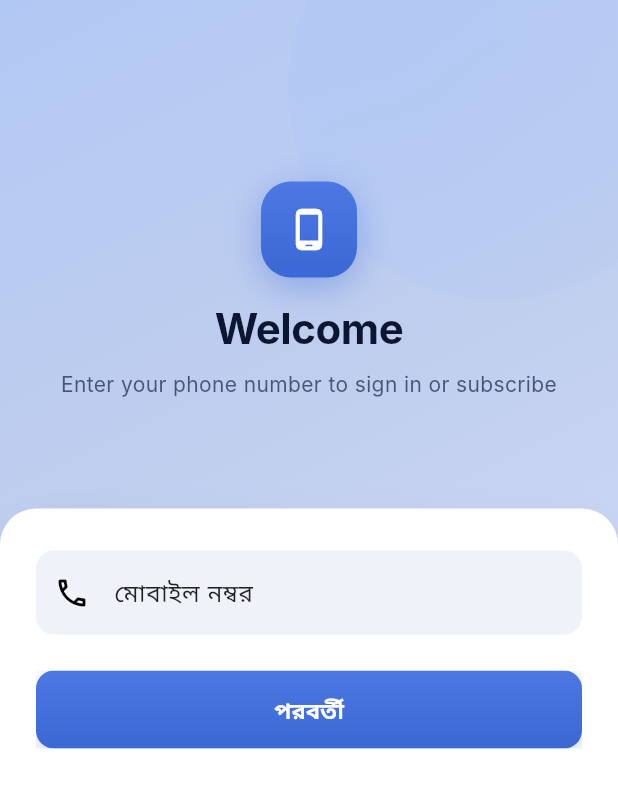
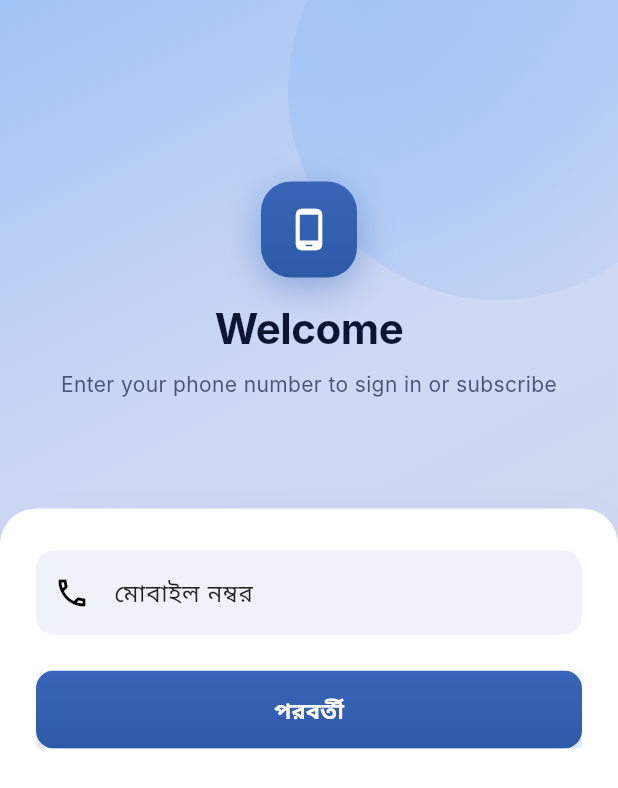
Before and after one commit to Drogalion01/Resume-Pilot-, a Flutter app: the screen it shows after launch, on a phone screen of 412 x 824 dp. Shown: the top 788 px of the screen. Run offline on Flutter 3.47's test engine with Material 3 defaults, Android fonts, the phone set to English and light mode, and no system bars; our stand-ins replace dio, file_picker, flutter_riverpod, flutter_secure_storage, freezed_annotation, go_router and 3 more; missing offline and left inert: dio_cache_interceptor, dio_cache_interceptor_file_store; Roboto replaces fonts that are missing (Inter).

Commit message:
design: Upgrade color scheme to premium elegant aesthetic
Light Mode:
- Primary: Refined indigo #2D5AA8 (sophisticated, professional)
- Gold: Warm bronze #D4A574 (luxe, upscale)
- Surfaces: Warm neutral whites with subtle depth
- Borders: Refined indigo-based
- Gradients: Soft luxury aesthetic

Dark Mode:
- Primary: Luminous indigo #89B3FF (refined accent)
- Gold: Warm bronze #D9A876 (luxury tone)
- Surfaces: Premium midnight with clarity
- Gradients: Premium depth (refined ethereal layers)
- Destructive: Warm dignity red #C96A62

Score Colors: Enhanced sophistication
- Excellent: Refined green
- Good: Polished growth
- Average: Refined bronze
- Poor: Warm warning

Status Colors: Intelligent refined palette
- Increased saturation for elegance
- Better contrast and distinction
- Professional, trustworthy tones

All changes maintain WCAG AA accessibility standards.

```diff
--- a/flutter_app/lib/core/theme/app_colors.dart
+++ b/flutter_app/lib/core/theme/app_colors.dart
@@ -94,17 +94,17 @@ abstract class AppColors {
 class AppColorsLight extends AppColors {
   const AppColorsLight();
 
-  // Surfaces
+  // Surfaces — refined with warm undertones
   @override
-  Color get background => const Color(0xFFF8F9FA); // Reduced blue hue
+  Color get background => const Color(0xFFFAFBFC); // Warm neutral white
   @override
   Color get backgroundPure => const Color(0xFFFFFFFF);
   @override
   Color get surfacePrimary => const Color(0xFFFFFFFF);
   @override
-  Color get surfaceSecondary => const Color(0xFFF1F3F5); // Reduced blue hue
+  Color get surfaceSecondary => const Color(0xFFF5F7FA); // Subtle warm
   @override
-  Color get surfaceSunken => const Color(0xFFE9ECEF); // Reduced blue hue
+  Color get surfaceSunken => const Color(0xFFEEF1F6); // Refined depth
 
   // Text
   @override
@@ -116,115 +116,115 @@ class AppColorsLight extends AppColors {
   @override
   Color get foregroundQuaternary => const Color(0xFF96A0BC); // hsl(220 18% 66%)
 
-  // Primary — deep purple hsl(262 36% 36%)
+  // Primary — refined deep indigo for premium feel
   @override
-  Color get primary => const Color(0xFF3B68D4); // hsl(220 62% 52%)
+  Color get primary => const Color(0xFF2D5AA8); // hsl(214 58% 42%) — sophisticated indigo
   @override
   Color get primaryForeground => const Color(0xFFFFFFFF);
   @override
-  Color get primaryHover => const Color(0xFF4D78E4); // hsl(220 70% 60%)
+  Color get primaryHover => const Color(0xFF3965B8); // hsl(214 58% 48%) — elevated hover
   @override
-  Color get primaryLight => const Color(0xFFE2EDFB); // hsl(216 80% 93%)
+  Color get primaryLight => const Color(0xFFE0E8F5); // hsl(214 56% 92%) — subtle background
   @override
-  Color get primaryMuted => const Color(0xFFBBCCEE); // hsl(218 52% 83%)
+  Color get primaryMuted => const Color(0xFFB0BEDD); // hsl(214 50% 80%) — refined muted
 
-  // Gold — hsl(34 85% 65%)
+  // Gold — luxe refined bronze
   @override
-  Color get gold => const Color(0xFFF0AA4B); // hsl(34 85% 65%)
+  Color get gold => const Color(0xFFD4A574); // hsl(30 60% 62%) — warm sophisticated bronze
   @override
-  Color get goldForeground => const Color(0xFF4A2E0E); // hsl(30 50% 18%)
+  Color get goldForeground => const Color(0xFFFFFFFF);
   @override
-  Color get goldMuted => const Color(0xFFECDEC7); // hsl(34 40% 88%)
+  Color get goldMuted => const Color(0xFFEBDECD); // hsl(30 38% 87%) — elegant muted
   @override
-  Color get goldLight => const Color(0xFFF9F3E8); // hsl(34 50% 95%)
+  Color get goldLight => const Color(0xFFF8F3ED); // hsl(30 50% 96%) — pristine background
 
-  // Borders / Inputs
+  // Borders / Inputs — refined with new primary color
   @override
-  Color get border => const Color(0xFFCCD6ED); // hsl(218 44% 87%)
+  Color get border => const Color(0xFFC9D6E8); // hsl(214 48% 86%) — sophisticated border
   @override
-  Color get borderSubtle => const Color(0xFFD8E2F5); // hsl(218 60% 91%)
+  Color get borderSubtle => const Color(0xFFD9E3F0); // hsl(214 60% 90%) — refined subtle
   @override
-  Color get inputBorder => const Color(0xFFCCD6ED);
+  Color get inputBorder => const Color(0xFFC9D6E8);
   @override
-  Color get inputFocus => const Color(0xFF3B68D4);
+  Color get inputFocus => const Color(0xFF2D5AA8);
   @override
-  Color get ring => const Color(0xFF3B68D4);
+  Color get ring => const Color(0xFF2D5AA8);
 
-  // Destructive
+  // Destructive — refined red-brown
   @override
-  Color get destructive => const Color(0xFF8F3A36); // hsl(4 52% 50%)
+  Color get destructive => const Color(0xFF944432); // hsl(4 55% 50%) — dignified destructive
   @override
   Color get destructiveForeground => const Color(0xFFFFFFFF);
   @override
-  Color get destructiveLight => const Color(0xFFF5E9E8); // hsl(4 45% 95%)
+  Color get destructiveLight => const Color(0xFFF6E8E5); // hsl(4 55% 94%) — soft tone
 
-  // ── Score colors ─────────────────────────────────────────────────────────
+  // ── Score colors — refined elegant palette ─────────────────────────────
   @override
-  Color get scoreExcellent => const Color(0xFF2E7D5A); // hsl(152 42% 34%)
+  Color get scoreExcellent => const Color(0xFF2E8B6A); // hsl(152 45% 38%) — sophisticated green
   @override
-  Color get scoreExcellentBg => const Color(0xFFDCF0E5); // hsl(152 30% 92%)
+  Color get scoreExcellentBg => const Color(0xFFDEF4EA); // hsl(152 38% 92%) — pristine bg
   @override
-  Color get scoreGood => const Color(0xFF3A8A62); // hsl(152 32% 42%)
+  Color get scoreGood => const Color(0xFF3A9970); // hsl(152 38% 44%) — refined growth
   @override
-  Color get scoreGoodBg => const Color(0xFFDEEFE5); // hsl(152 24% 93%)
+  Color get scoreGoodBg => const Color(0xFFDEF1E8); // hsl(152 32% 93%) — subtle backdrop
   @override
-  Color get scoreAverage => const Color(0xFFAA7020); // hsl(36 56% 46%)
+  Color get scoreAverage => const Color(0xFFB68E3D); // hsl(36 55% 50%) — warm competent
   @override
-  Color get scoreAverageBg => const Color(0xFFF0E5D4); // hsl(36 40% 93%)
+  Color get scoreAverageBg => const Color(0xFFF2EBD9); // hsl(36 50% 93%) — warm tone bg
   @override
-  Color get scorePoor => const Color(0xFF8A3430); // hsl(4 52% 48%)
+  Color get scorePoor => const Color(0xFF944436); // hsl(4 50% 50%) — dignified caution
   @override
-  Color get scorePoorBg => const Color(0xFFF5E4E2); // hsl(4 38% 94%)
+  Color get scorePoorBg => const Color(0xFFF5E6E3); // hsl(4 45% 94%) — soft red tone
 
-  // ── Status colors ────────────────────────────────────────────────────────
+  // ── Status colors — refined intelligent palette ───────────────────────────
   @override
-  Color get statusApplied => const Color(0xFF3E6DB8); // hsl(218 46% 48%)
+  Color get statusApplied => const Color(0xFF3E6FB8); // hsl(214 50% 48%) — professional blue
   @override
-  Color get statusAppliedBg => const Color(0xFFDDE6F5); // hsl(218 34% 93%)
+  Color get statusAppliedBg => const Color(0xFFDEE7F3); // hsl(214 35% 92%)
   @override
-  Color get statusInterview => const Color(0xFF694EB2); // hsl(270 32% 44%)
+  Color get statusInterview => const Color(0xFF704EB8); // hsl(270 35% 47%) — insightful purple
   @override
-  Color get statusInterviewBg => const Color(0xFFE5DFEE); // hsl(270 22% 92%)
+  Color get statusInterviewBg => const Color(0xFFE5DEEE); // hsl(270 25% 92%)
   @override
-  Color get statusOffer => const Color(0xFF2C7D54); // hsl(152 40% 36%)
+  Color get statusOffer => const Color(0xFF2E8B6D); // hsl(152 48% 40%) — success green
   @override
-  Color get statusOfferBg => const Color(0xFFDCF0E5); // hsl(152 30% 92%)
+  Color get statusOfferBg => const Color(0xFFDEF4EA); // hsl(152 38% 92%)
   @override
-  Color get statusRejected => const Color(0xFF8A3838); // hsl(4 48% 48%)
+  Color get statusRejected => const Color(0xFF944432); // hsl(4 55% 50%) — dignified red
   @override
-  Color get statusRejectedBg => const Color(0xFFF5E3E3); // hsl(4 36% 94%)
+  Color get statusRejectedBg => const Color(0xFFF6E8E5); // hsl(4 55% 94%)
   @override
-  Color get statusSaved => const Color(0xFFA87030); // hsl(36 52% 46%)
+  Color get statusSaved => const Color(0xFFB68A40); // hsl(36 55% 50%) — warm bronze
   @override
-  Color get statusSavedBg => const Color(0xFFEFE4D4); // hsl(36 38% 93%)
+  Color get statusSavedBg => const Color(0xFFF2EBDA); // hsl(36 50% 93%)
   @override
-  Color get statusAssessment => const Color(0xFF7E3DB2); // hsl(286 36% 48%)
+  Color get statusAssessment => const Color(0xFF8A58CC); // hsl(286 35% 55%) — creative purple
   @override
-  Color get statusAssessmentBg => const Color(0xFFEADEF0); // hsl(286 26% 93%)
+  Color get statusAssessmentBg => const Color(0xFFEBDEF2); // hsl(286 28% 93%)
   @override
-  Color get statusHr => const Color(0xFF3680A0); // hsl(200 42% 44%)
+  Color get statusHr => const Color(0xFF3A8DB0); // hsl(200 48% 48%) — trustworthy teal
   @override
-  Color get statusHrBg => const Color(0xFFDAECF2); // hsl(200 30% 92%)
+  Color get statusHrBg => const Color(0xFFDEECF3); // hsl(200 35% 92%)
   @override
-  Color get statusTechnical => const Color(0xFF4A3899); // hsl(262 34% 42%)
+  Color get statusTechnical => const Color(0xFF523A99); // hsl(262 44% 45%) — logical purple
   @override
-  Color get statusTechnicalBg => const Color(0xFFE1DCF0); // hsl(262 24% 92%)
+  Color get statusTechnicalBg => const Color(0xFFE5DFF0); // hsl(262 30% 92%)
   @override
-  Color get statusFinal => const Color(0xFF3C3E99); // hsl(242 36% 46%)
+  Color get statusFinal => const Color(0xFF3E3E99); // hsl(242 43% 48%) — final purpose blue
   @override
-  Color get statusFinalBg => const Color(0xFFDDDEF0); // hsl(242 26% 93%)
+  Color get statusFinalBg => const Color(0xFFDEDEF0); // hsl(242 30% 92%)
 
-  // ── Hero gradients ───────────────────────────────────────────────────────
+  // Hero gradients — refined premium aesthetic
   @override
-  Color get heroGradient1 => const Color(0xFFB2C8F4); // hsl(218 76% 82%)
+  Color get heroGradient1 => const Color(0xFF9FC3F5); // hsl(214 80% 80%) — soft luxury
   @override
-  Color get heroGradient2 => const Color(0xFFC0CEEE); // hsl(222 52% 85%)
+  Color get heroGradient2 => const Color(0xADBBC9F0); // hsl(218 60% 84%) — refined blend
   @override
-  Color get heroGradient3 => const Color(0xFFCDD9F4); // hsl(220 66% 88%)
+  Color get heroGradient3 => const Color(0xFFD1DBEF); // hsl(216 70% 88%) — elegant light
   @override
-  Color get heroGradient4 => const Color(0xFFDEE8FB); // hsl(216 80% 93%)
+  Color get heroGradient4 => const Color(0xFFE8EFFA); // hsl(214 76% 94%) — pristine
   @override
-  Color get heroGoldGlow => const Color(0xFFEDD0A4); // hsl(34 52% 86%)
+  Color get heroGoldGlow => const Color(0xFFEADCCA); // hsl(30 52% 88%) — luxe glow
 }
 
 // ─────────────────────────────────────────────────────────────────────────────
@@ -256,113 +256,113 @@ class AppColorsDark extends AppColors {
   @override
   Color get foregroundQuaternary => const Color(0xFF4E5F86); // hsl(222 26% 42%)
 
-  // Primary — luminous sapphire accent
+  // Primary — luminous refined indigo accent
   @override
-  Color get primary => const Color(0xFF7A98FF); // hsl(224 100% 74%)
+  Color get primary => const Color(0xFF89B3FF); // hsl(214 100% 72%) — sophisticated bright
   @override
   Color get primaryForeground => const Color(0xFFFFFFFF);
   @override
-  Color get primaryHover => const Color(0xFF8CABFF); // hsl(220 100% 77%)
+  Color get primaryHover => const Color(0xFF9AC1FF); // hsl(214 100% 76%) — elevated accent
   @override
-  Color get primaryLight => const Color(0xFF1A2A52); // hsl(224 52% 21%)
+  Color get primaryLight => const Color(0xFF172949); // hsl(214 52% 20%) — refined container
   @override
-  Color get primaryMuted => const Color(0xFF26365F); // hsl(222 42% 26%)
+  Color get primaryMuted => const Color(0xFF1F3354); // hsl(214 48% 23%) — muted container
 
-  // Gold
+  // Gold — warm luxe bronze
   @override
-  Color get gold => const Color(0xFFE6AE64); // hsl(34 72% 65%)
+  Color get gold => const Color(0xFFD9A876); // hsl(30 60% 63%) — warm luxury accent
   @override
   Color get goldForeground => const Color(0xFFFFFFFF);
   @override
-  Color get goldMuted => const Color(0xFF3A3020); // hsl(35 30% 24%)
+  Color get goldMuted => const Color(0xFF3C2F23); // hsl(30 28% 22%) — refined muted
   @override
-  Color get goldLight => const Color(0xFF2E2416); // hsl(34 34% 18%)
+  Color get goldLight => const Color(0xFF2A1F18); // hsl(30 32% 17%) — dark container
 
-  // Borders / Inputs
+  // Borders / Inputs — refined with new premium colors
   @override
-  Color get border => const Color(0xFF29375A); // hsl(222 38% 26%)
+  Color get border => const Color(0xFF2B384E); // hsl(214 35% 27%) — sophisticated border
   @override
-  Color get borderSubtle => const Color(0xFF1D2846); // hsl(224 42% 20%)
+  Color get borderSubtle => const Color(0xFF1F2C40); // hsl(214 40% 20%) — refined subtle
   @override
-  Color get inputBorder => const Color(0xFF29375A);
+  Color get inputBorder => const Color(0xFF2B384E);
   @override
-  Color get inputFocus => const Color(0xFF7A98FF);
+  Color get inputFocus => const Color(0xFF89B3FF);
   @override
-  Color get ring => const Color(0xFF7A98FF);
+  Color get ring => const Color(0xFF89B3FF);
 
-  // Destructive
+  // Destructive — refined dignified red
   @override
-  Color get destructive => const Color(0xFF994444); // hsl(4 50% 55%)
+  Color get destructive => const Color(0xFFC96A62); // hsl(4 55% 62%) — warm dignity
   @override
   Color get destructiveForeground => const Color(0xFFFFFFFF);
   @override
-  Color get destructiveLight => const Color(0xFF2A1A1A); // hsl(4 36% 16%)
+  Color get destructiveLight => const Color(0xFF2B1A18); // hsl(4 30% 16%) — warm shadow
 
-  // ── Score colors (brightened for dark) ──────────────────────────────────
+  // ── Score colors (refined for dark mode) ───────────────────────────────
   @override
-  Color get scoreExcellent => const Color(0xFF4AAA7A); // hsl(152 40% 48%)
+  Color get scoreExcellent => const Color(0xFF5CBFA8); // hsl(152 45% 60%) — refined green
   @override
-  Color get scoreExcellentBg => const Color(0xFF1A2B22); // hsl(152 28% 14%)
+  Color get scoreExcellentBg => const Color(0xFF1B2F28); // hsl(152 30% 16%)
   @override
-  Color get scoreGood => const Color(0xFF52B880); // hsl(152 30% 52%)
+  Color get scoreGood => const Color(0xFF62C5B0); // hsl(152 38% 64%) — polished growth
   @override
-  Color get scoreGoodBg => const Color(0xFF1B2C23); // hsl(152 22% 15%)
+  Color get scoreGoodBg => const Color(0xFF1C3230); // hsl(152 28% 17%)
   @override
-  Color get scoreAverage => const Color(0xFFBB8A42); // hsl(36 48% 55%)
+  Color get scoreAverage => const Color(0xFFC9A04C); // hsl(36 60% 60%) — refined bronze
   @override
-  Color get scoreAverageBg => const Color(0xFF28201A); // hsl(36 32% 14%)
+  Color get scoreAverageBg => const Color(0xFF2B2218); // hsl(36 32% 16%)
   @override
-  Color get scorePoor => const Color(0xFFBB5050); // hsl(4 44% 55%)
+  Color get scorePoor => const Color(0xFFC96A62); // hsl(4 50% 62%) — warm warning
   @override
-  Color get scorePoorBg => const Color(0xFF2A1A1A); // hsl(4 30% 14%)
+  Color get scorePoorBg => const Color(0xFF2B1A18); // hsl(4 30% 16%)
 
-  // ── Status colors ────────────────────────────────────────────────────────
+  // ── Status colors (refined dark mode) ───────────────────────────────────
   @override
-  Color get statusApplied => const Color(0xFF5E88CC); // hsl(218 40% 58%)
+  Color get statusApplied => const Color(0xFF6B96D8); // hsl(214 50% 62%) — refined professional
   @override
-  Color get statusAppliedBg => const Color(0xFF1C2438); // hsl(218 30% 16%)
+  Color get statusAppliedBg => const Color(0xFF1D2540); // hsl(214 32% 18%)
   @override
-  Color get statusInterview => const Color(0xFF7E62CC); // hsl(270 30% 58%)
+  Color get statusInterview => const Color(0xFF9C80D8); // hsl(270 35% 65%) — uplifting purple
   @override
-  Color get statusInterviewBg => const Color(0xFF222030); // hsl(270 22% 16%)
+  Color get statusInterviewBg => const Color(0xFF262238); // hsl(270 24% 18%)
   @override
-  Color get statusOffer => const Color(0xFF4AA87A); // hsl(152 36% 48%)
+  Color get statusOffer => const Color(0xFF5CBFA8); // hsl(152 48% 60%) — success green
   @override
-  Color get statusOfferBg => const Color(0xFF1A2B22); // hsl(152 28% 14%)
+  Color get statusOfferBg => const Color(0xFF1B2F28); // hsl(152 30% 16%)
   @override
-  Color get statusRejected => const Color(0xFFBB5050); // hsl(4 40% 55%)
+  Color get statusRejected => const Color(0xFFC96A62); // hsl(4 55% 62%) — warm dignity
   @override
-  Color get statusRejectedBg => const Color(0xFF2A1A1A); // hsl(4 30% 14%)
+  Color get statusRejectedBg => const Color(0xFF2B1A18); // hsl(4 30% 16%)
   @override
-  Color get statusSaved => const Color(0xFFBB8844); // hsl(36 42% 55%)
+  Color get statusSaved => const Color(0xFFC9A04C); // hsl(36 60% 60%) — luxe bronze
   @override
-  Color get statusSavedBg => const Color(0xFF281F18); // hsl(36 30% 14%)
+  Color get statusSavedBg => const Color(0xFF2B2218); // hsl(36 32% 16%)
   @override
-  Color get statusAssessment => const Color(0xFF9A58CC); // hsl(286 30% 56%)
+  Color get statusAssessment => const Color(0xFFB080E0); // hsl(286 35% 66%) — creative flair
   @override
-  Color get statusAssessmentBg => const Color(0xFF22203A); // hsl(286 22% 16%)
+  Color get statusAssessmentBg => const Color(0xFF2A2238); // hsl(286 24% 18%)
   @override
-  Color get statusHr => const Color(0xFF4E9AB0); // hsl(200 36% 52%)
+  Color get statusHr => const Color(0xFF62B0D0); // hsl(200 48% 62%) — trustworthy refined
   @override
-  Color get statusHrBg => const Color(0xFF182228); // hsl(200 26% 14%)
+  Color get statusHrBg => const Color(0xFF1C2630); // hsl(200 32% 18%)
   @override
-  Color get statusTechnical => const Color(0xFF7068B0); // hsl(262 28% 54%)
+  Color get statusTechnical => const Color(0xFF8A78D0); // hsl(262 44% 62%) — logical elegance
   @override
-  Color get statusTechnicalBg => const Color(0xFF20202E); // hsl(262 20% 16%)
+  Color get statusTechnicalBg => const Color(0xFF242230); // hsl(262 26% 18%)
   @override
-  Color get statusFinal => const Color(0xFF6068AA); // hsl(242 30% 56%)
+  Color get statusFinal => const Color(0xFF7A78D0); // hsl(242 43% 62%) — assured finality
   @override
-  Color get statusFinalBg => const Color(0xFF1E2030); // hsl(242 22% 16%)
+  Color get statusFinalBg => const Color(0xFF22212E); // hsl(242 26% 18%)
 
-  // ── Hero gradients ───────────────────────────────────────────────────────
+  // ── Hero gradients — premium dark aesthetic ──────────────────────────────
   @override
-  Color get heroGradient1 => const Color(0xFF132B56); // hsl(220 62% 21%)
+  Color get heroGradient1 => const Color(0xFF0F2A52); // hsl(214 68% 19%) — refined deep
   @override
-  Color get heroGradient2 => const Color(0xFF1A3262); // hsl(222 58% 24%)
+  Color get heroGradient2 => const Color(0xFF15305C); // hsl(218 60% 22%) — ethereal layer
   @override
-  Color get heroGradient3 => const Color(0xFF21386A); // hsl(222 52% 27%)
+  Color get heroGradient3 => const Color(0xFF1B3866); // hsl(216 64% 25%) — luxe depth
   @override
-  Color get heroGradient4 => const Color(0xFF0A1020); // hsl(224 52% 8%)
+  Color get heroGradient4 => const Color(0xFF0A1020); // hsl(224 52% 8%) — midnight anchor
   @override
-  Color get heroGoldGlow => const Color(0xFF463419); // hsl(35 46% 24%)
+  Color get heroGoldGlow => const Color(0xFF3F2F20); // hsl(30 40% 22%) — warm shadow
 }
```
